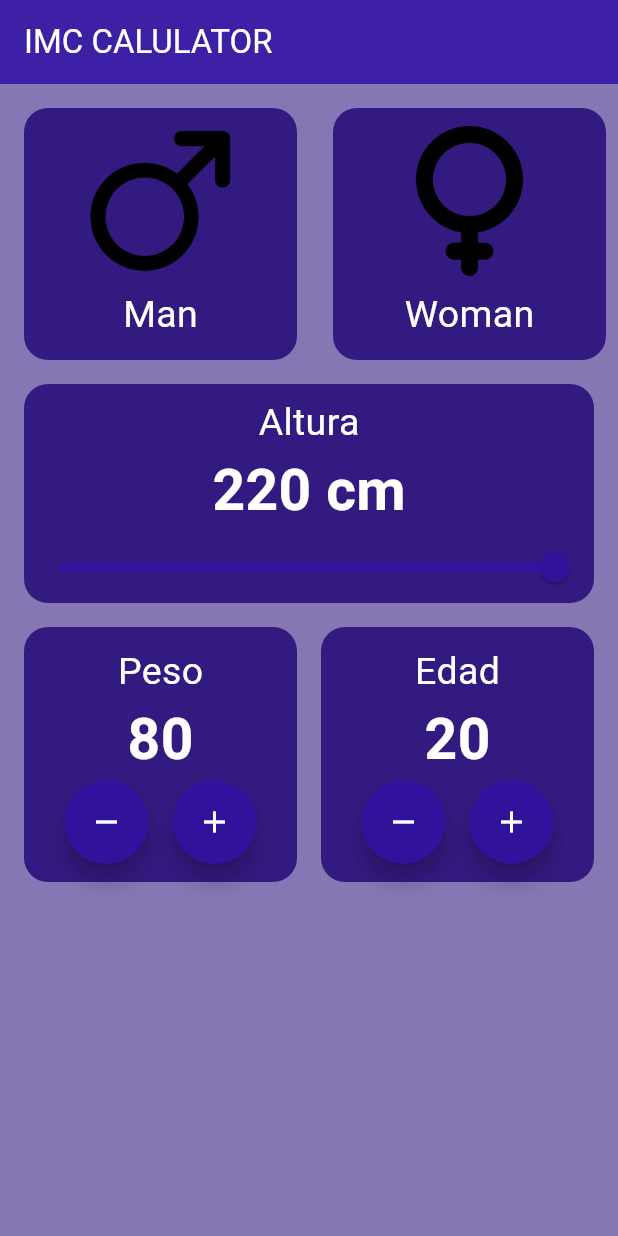
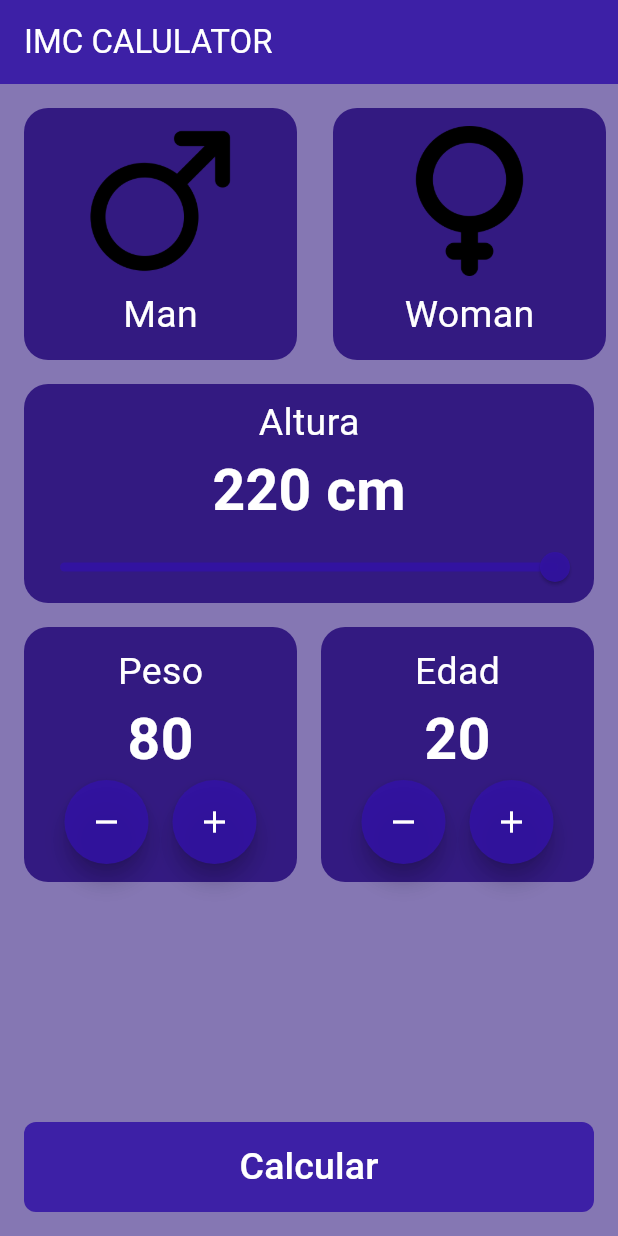
Before and after one commit to Miguel2961/flutter-and-dart, a Flutter app: the screen it shows after launch, on a phone screen of 412 x 824 dp. Run offline on Flutter 3.47's test engine with Material 3 defaults, Android fonts, the light colour scheme and no system bars; statements that could not run were skipped.

```diff
--- a/Flutter/Proyect_IMC/imc_calculate/lib/Componets/height_selector.dart
+++ b/Flutter/Proyect_IMC/imc_calculate/lib/Componets/height_selector.dart
@@ -3,22 +3,25 @@ import 'package:imc_calculate/Core/app_colors.dart';
 import 'package:imc_calculate/Core/text_styles.dart';
 
 class HeightSelector extends StatefulWidget {
-  const HeightSelector({super.key});
+  final double height;
+  final Function(double) onHeightChange;
+
+  const HeightSelector({super.key, required this.height, required this.onHeightChange});
 
   @override
   State<HeightSelector> createState() => _HeightSelectorState();
 }
 
 class _HeightSelectorState extends State<HeightSelector> {
-  double height = 220; // Altura inicial
+   // Altura inicial
   @override
   Widget build(BuildContext context) {
     return Padding(
       padding: const EdgeInsets.only(left: 16, right: 16),
       child: Container(
         decoration: BoxDecoration(
-          color:AppColors.backgroundComponet,
-          borderRadius: BorderRadius.circular(16)
+          color: AppColors.backgroundComponet,
+          borderRadius: BorderRadius.circular(16),
         ),
         child: Column(
           children: [
@@ -27,7 +30,7 @@ class _HeightSelectorState extends State<HeightSelector> {
               child: Text("Altura", style: TextStyles.bodyText),
             ),
             Text(
-              "${height.toStringAsFixed(0)} cm",
+              "${widget.height.toStringAsFixed(0)} cm",
               style: TextStyle(
                 color: Colors.white,
                 fontSize: 38,
@@ -35,17 +38,18 @@ class _HeightSelectorState extends State<HeightSelector> {
               ),
             ),
             Slider(
-              value: height,
+              value: widget.height,
               onChanged: (newheight) {
                 setState(() {
-                  height = newheight;
+                   widget.onHeightChange(newheight);
                 });
               },
               min: 150,
               max: 220,
               divisions: 70,
               activeColor: AppColors.primary,
-              label: "${height.toStringAsFixed(0)}",
+              label: "${widget.height.toStringAsFixed(0)} cm",
+              secondaryActiveColor: AppColors.primary,
             ),
           ],
         ),
--- a/Flutter/Proyect_IMC/imc_calculate/lib/Screens/imc_home_sreen.dart
+++ b/Flutter/Proyect_IMC/imc_calculate/lib/Screens/imc_home_sreen.dart
@@ -2,6 +2,8 @@ import 'package:flutter/material.dart';
 import 'package:imc_calculate/Componets/gender_selector.dart';
 import 'package:imc_calculate/Componets/height_selector.dart';
 import 'package:imc_calculate/Componets/number_selector.dart';
+import 'package:imc_calculate/Core/app_colors.dart';
+import 'package:imc_calculate/Core/text_styles.dart';
 
 class ImcHomeScreen extends StatefulWidget {
   const ImcHomeScreen({super.key});
@@ -14,12 +16,20 @@ class ImcHomeScreen extends StatefulWidget {
 class _ImcHomeScreenState extends State<ImcHomeScreen> {
   int selectedAge = 20;
   int selectedWeight = 80;
+  double selectedHeight = 220;
   @override
   Widget build(BuildContext context) {
     return Column(
       children: [
         GenderSelector(),
-        HeightSelector(),
+        HeightSelector(
+          height: selectedHeight,
+          onHeightChange: (newHeight) {
+            setState(() {
+              selectedHeight = newHeight;
+            });
+          },
+        ),
         Padding(
           padding: const EdgeInsets.all(16),
           child: Row(
@@ -52,6 +62,30 @@ class _ImcHomeScreenState extends State<ImcHomeScreen> {
             ],
           ),
         ),
+        Spacer(),
+        Padding(
+          padding: const EdgeInsets.all(16),
+          child: SizedBox(
+            height: 60,
+            width: double.infinity,
+            child: ElevatedButton(
+              onPressed: () {
+                Navigator.push(context,
+                MaterialPageRoute(builder: (context) =>
+                ))
+              },
+              style: ButtonStyle(
+                shape: WidgetStateProperty.all(
+                  RoundedRectangleBorder(
+                    borderRadius: BorderRadius.circular(8),
+                  ),
+                ),
+                backgroundColor: WidgetStateProperty.all(AppColors.primary),
+              ),
+              child: Text('Calcular', style: TextStyles.bodyText),
+            ),
+          ),
+        ),
       ],
     );
   }
```
